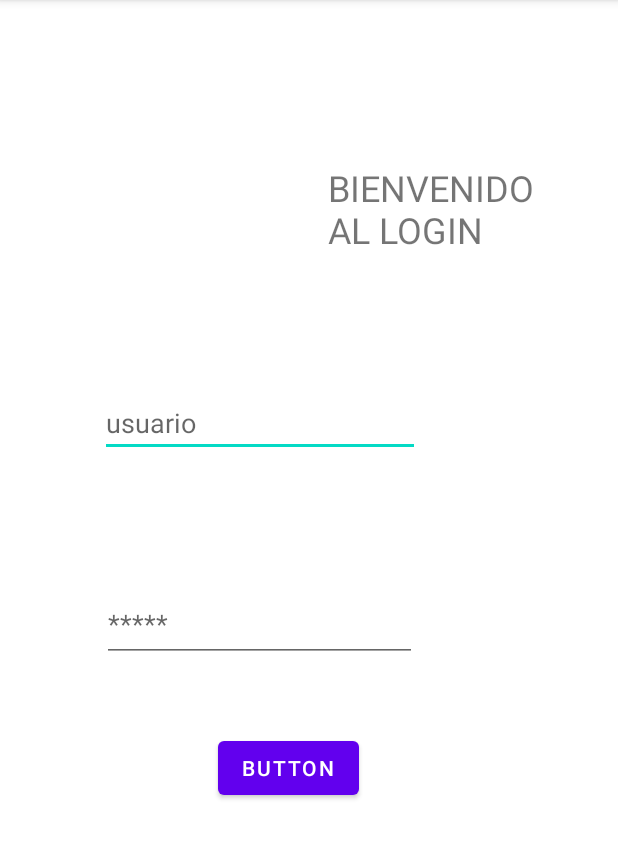
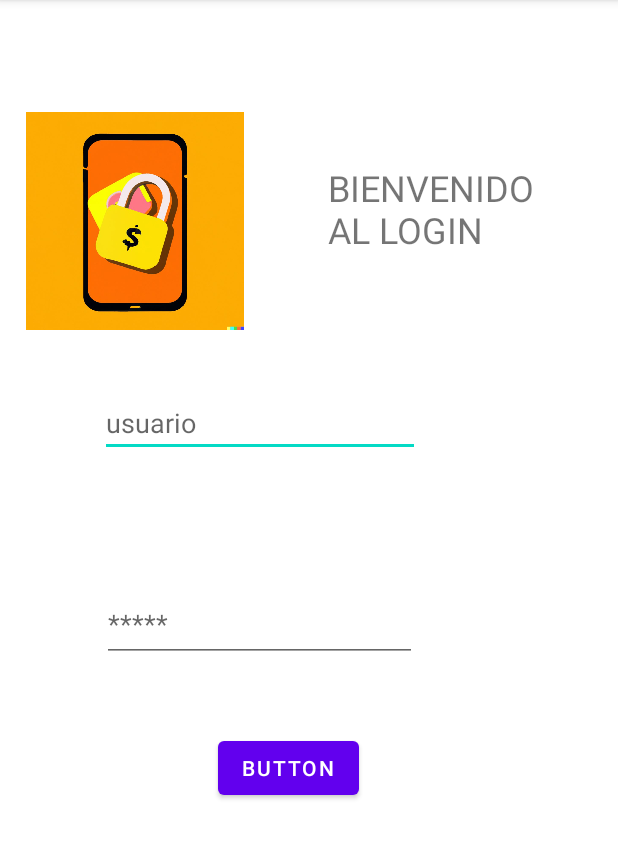
Before and after one commit to Urbii22/Paysafe1.0, an Android app: the screen it shows after launch (MainActivity), on a phone screen of 412 x 824 dp, the part 84-943 px from its top. Run offline under Robolectric (Android 15) with nearby library versions, the phone set to English and light mode, and no system bars.

Commit message:
Añadida visibilid de imagen

```diff
--- a/app/src/main/res/layout/activity_main.xml
+++ b/app/src/main/res/layout/activity_main.xml
@@ -85,8 +85,8 @@
         app:layout_constraintEnd_toEndOf="parent"
         app:layout_constraintHorizontal_bias="0.06"
         app:layout_constraintStart_toStartOf="parent"
-        tools:srcCompat="@drawable/imagen_de_whatsapp_2023_03_28_a_las_14_48_00" />
-
+        android:src = "@drawable/imagen_de_whatsapp_2023_03_28_a_las_14_48_00"
+    />
     <TextView
         android:id="@+id/textView6"
         android:layout_width="157dp"
```
